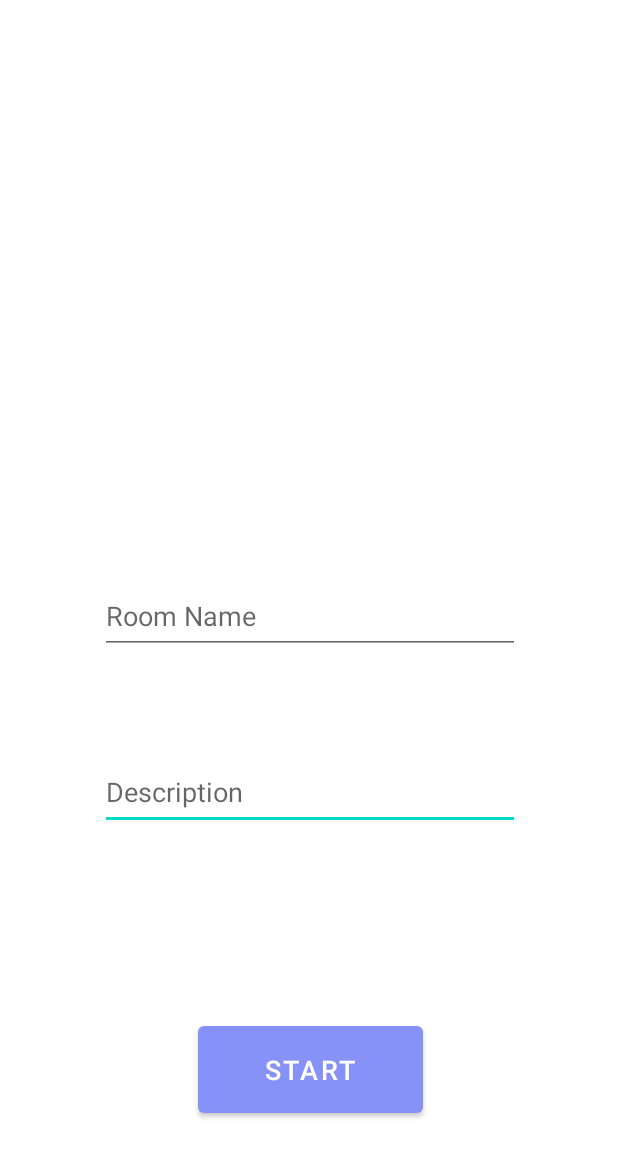
After one commit to waterextract/Projekt_Inzynieria_Oprogramowania, an Android app: the MakeRoom screen opened directly, with no data from a screen before it, on a phone screen of 412 x 824 dp. The commit adds this screen. Shown: the top 1157 px of the screen. Run offline under Robolectric (Android 15) with nearby library versions, the phone set to English and light mode, and no system bars; our stand-ins replace Firebase (no records; nobody signed in at launch, a user with empty details on screens opened directly).

Commit message:
Initial Commit

```diff
--- a/app/src/main/AndroidManifest.xml
+++ b/app/src/main/AndroidManifest.xml
@@ -12,7 +12,7 @@
         android:theme="@style/Theme.Apka"
         tools:targetApi="31">
         <activity
-            android:name=".AddPet"
+            android:name=".MakeRoom"
             android:exported="false" />
         <activity
             android:name=".ProfileFragment"
--- a/app/src/main/java/com/juliaijustyna/apka/HomeFragment.kt
+++ b/app/src/main/java/com/juliaijustyna/apka/HomeFragment.kt
@@ -34,9 +34,9 @@ class HomeFragment : Fragment() {
     ): View? {
         // Inflate the layout for this fragment
         val view = inflater.inflate(R.layout.fragment_home, container, false)
-        val btn = view.findViewById<Button>(R.id.addBtn)
+        val btn = view.findViewById<Button>(R.id.playBtn)
         btn.setOnClickListener{
-            val intent = Intent(activity, AddPet::class.java)
+            val intent = Intent(activity, MakeRoom::class.java)
             startActivity(intent)
         }
         return view
--- /dev/null
+++ b/app/src/main/java/com/juliaijustyna/apka/MakeRoom.kt
@@ -0,0 +1,16 @@
+package com.juliaijustyna.apka
+
+import android.app.ProgressDialog
+import androidx.appcompat.app.AppCompatActivity
+import android.os.Bundle
+import android.widget.Toast
+import com.google.firebase.auth.FirebaseAuth
+import com.google.firebase.database.FirebaseDatabase
+
+
+class MakeRoom : AppCompatActivity() {
+        override fun onCreate(savedInstanceState: Bundle?) {
+            super.onCreate(savedInstanceState)
+            setContentView(R.layout.activity_room)
+        }
+    }
--- /dev/null
+++ b/app/src/main/res/layout/activity_room.xml
@@ -0,0 +1,53 @@
+<?xml version="1.0" encoding="utf-8"?>
+
+<androidx.constraintlayout.widget.ConstraintLayout xmlns:android="http://schemas.android.com/apk/res/android"
+    xmlns:app="http://schemas.android.com/apk/res-auto"
+    xmlns:tools="http://schemas.android.com/tools"
+    android:layout_width="match_parent"
+    android:layout_height="match_parent"
+    tools:context=".MakeRoom"
+    >
+
+
+    <Button
+        android:id="@+id/add_button"
+        android:layout_width="150dp"
+        android:layout_height="70dp"
+        android:text="START"
+        android:textSize="18sp"
+        app:layout_constraintBottom_toBottomOf="parent"
+        app:layout_constraintEnd_toEndOf="parent"
+        app:layout_constraintHorizontal_bias="0.503"
+        app:layout_constraintStart_toStartOf="parent"
+        app:layout_constraintTop_toTopOf="parent"
+        app:layout_constraintVertical_bias="0.899"
+        tools:ignore="MissingConstraints" />
+
+    <EditText
+        android:id="@+id/Desc"
+        android:layout_width="280dp"
+        android:layout_height="50dp"
+        android:hint="Description"
+        app:layout_constraintBottom_toBottomOf="parent"
+        app:layout_constraintEnd_toEndOf="parent"
+        app:layout_constraintHorizontal_bias="0.503"
+        app:layout_constraintStart_toStartOf="parent"
+        app:layout_constraintTop_toTopOf="parent"
+        app:layout_constraintVertical_bias="0.650"
+        tools:ignore="MissingConstraints" />
+
+    <EditText
+        android:id="@+id/name"
+        android:layout_width="280dp"
+        android:layout_height="50dp"
+        android:hint="Room Name"
+        app:layout_constraintBottom_toBottomOf="parent"
+        app:layout_constraintEnd_toEndOf="parent"
+        app:layout_constraintHorizontal_bias="0.503"
+        app:layout_constraintStart_toStartOf="parent"
+        app:layout_constraintTop_toTopOf="parent"
+        app:layout_constraintVertical_bias="0.499"
+        tools:ignore="MissingConstraints" />
+
+
+</androidx.constraintlayout.widget.ConstraintLayout>
--- a/app/src/main/res/layout/fragment_home.xml
+++ b/app/src/main/res/layout/fragment_home.xml
@@ -28,12 +28,12 @@
 
 
         <Button
-            android:id="@+id/addBtn"
+            android:id="@+id/playBtn"
             android:layout_width="0dp"
             android:layout_height="wrap_content"
             android:layout_weight="1"
             android:minHeight="50dp"
-            android:text="+ ADD"
+            android:text="PLAY"
             android:layout_marginEnd="10dp"
             android:textAllCaps="false"
             android:textColor="@color/white"/>
```
Also changed, not shown: app/src/main/java/com/juliaijustyna/apka/AddPet.kt (deleted, +0 -77 lines), app/src/main/java/com/juliaijustyna/apka/StartActivity.kt (added, +26 -0 lines), app/src/main/res/layout/activity_addpet.xml (deleted, +0 -119 lines), app/src/main/res/layout/fragment_profile.xml (+7 -3 lines).
